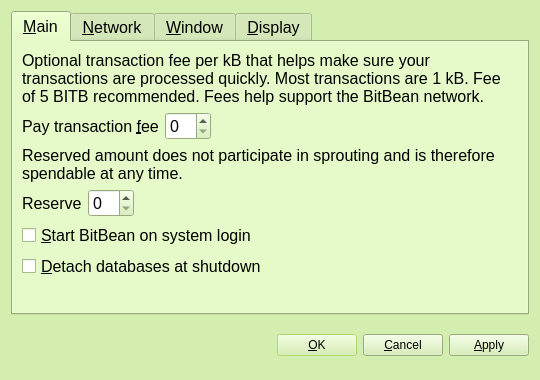
nokat/bitbean, file src/qt/forms/optionsdialog.ui: the form before one commit.
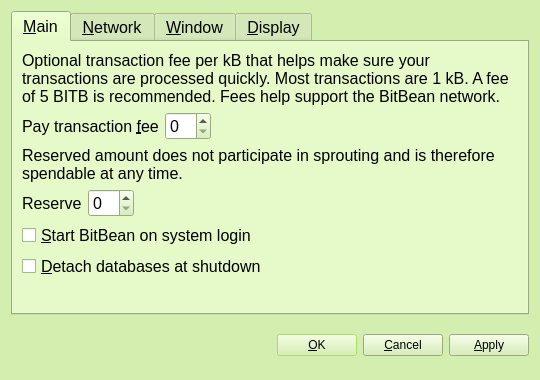
The form after the commit. Icons and pictures are not drawn. Custom widgets are drawn as their Qt base class.

Commit message: Fixes Unity Global Menu, Menu Bar, New Tabs Added, Backup menu and spacers added to Context Menu

What changed in the file:
```diff
--- a/src/qt/forms/optionsdialog.ui
+++ b/src/qt/forms/optionsdialog.ui
@@ -246,7 +246,7 @@
        <item>
         <widget class="QLabel" name="transactionFeeInfoLabel">
          <property name="text">
-          <string>Optional transaction fee per kB that helps make sure your transactions are processed quickly. Most transactions are 1 kB. Fee of 5 BITB recommended. Fees help support the BitBean network.</string>
+          <string>Optional transaction fee per kB that helps make sure your transactions are processed quickly. Most transactions are 1 kB. A fee of 5 BITB is recommended. Fees help support the BitBean network.</string>
          </property>
          <property name="textFormat">
           <enum>Qt::PlainText</enum>
```
The commit also changes 5 other files.
